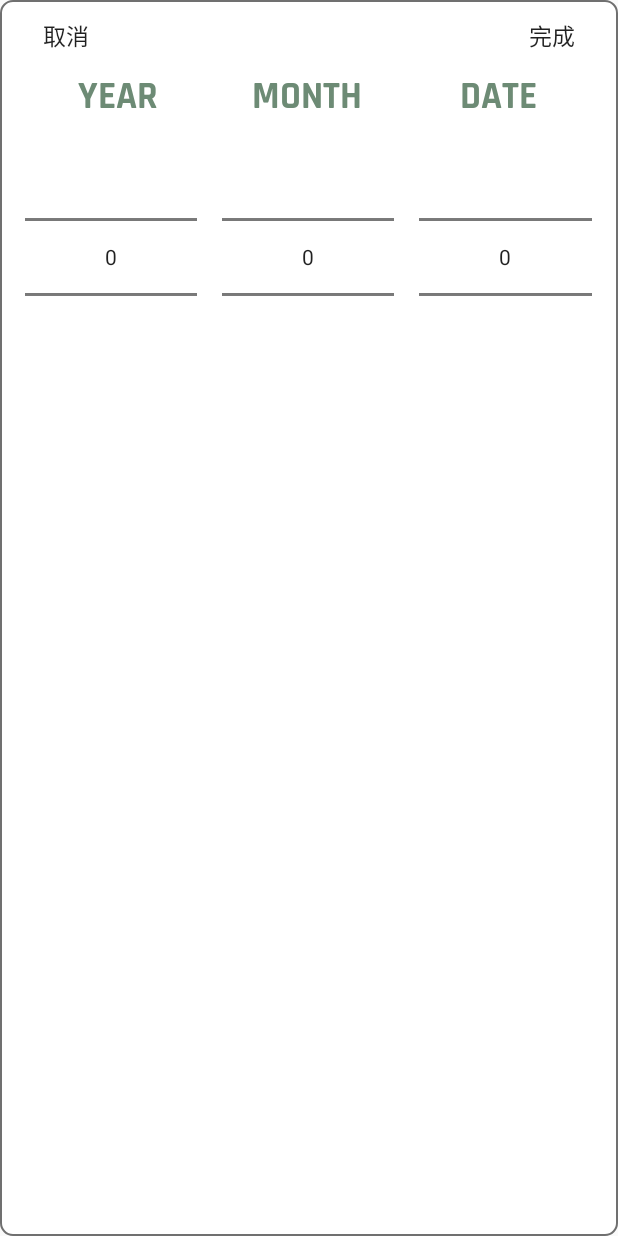
After one commit to w94vu06/PPGfingerApp, an Android app: the layout dialog_birth.xml on its own in the app's theme, with its tools: preview values and no code run, on a phone screen of 412 x 824 dp. The commit adds this screen. Run offline under Robolectric (Android 15) with nearby library versions, the light colour scheme and no system bars.

Commit message:
註冊頁的生日選擇變動

```diff
--- /dev/null
+++ b/app/src/main/res/layout/dialog_birth.xml
@@ -0,0 +1,139 @@
+<?xml version="1.0" encoding="utf-8"?>
+<LinearLayout xmlns:android="http://schemas.android.com/apk/res/android"
+    android:layout_width="match_parent"
+    android:layout_height="match_parent"
+    android:background="@drawable/background_record"
+    android:orientation="vertical">
+
+    <RelativeLayout
+        android:layout_width="match_parent"
+        android:layout_height="wrap_content">
+
+        <Button
+            android:id="@+id/btn_birthCancel"
+            android:layout_width="wrap_content"
+            android:layout_height="wrap_content"
+            android:padding="@dimen/dp_0"
+            android:text="取消"
+            android:textSize="@dimen/sp_15"
+            android:background="@null"
+            android:backgroundTint="@null"/>
+
+        <Button
+            android:id="@+id/btn_birthDone"
+            android:layout_width="wrap_content"
+            android:layout_height="wrap_content"
+            android:padding="@dimen/dp_0"
+            android:text="完成"
+            android:textSize="@dimen/sp_15"
+            android:background="@null"
+            android:backgroundTint="@null"
+            android:layout_alignParentEnd="true"/>
+
+    </RelativeLayout>
+
+    <LinearLayout
+        android:layout_width="match_parent"
+        android:layout_height="wrap_content"
+        android:orientation="horizontal">
+
+        <Space
+            android:layout_width="0dp"
+            android:layout_height="wrap_content"
+            android:layout_weight="0.1"/>
+
+        <TextView
+            android:id="@+id/txt_birthY"
+            android:layout_width="0dp"
+            android:layout_height="wrap_content"
+            android:layout_weight="0.3"
+            android:gravity="center"
+            android:text="YEAR"
+            android:textSize="@dimen/sp_25"
+            android:textColor="@color/green"
+            android:fontFamily="@font/rajdhani_bold"/>
+
+        <Space
+            android:layout_width="0dp"
+            android:layout_height="wrap_content"
+            android:layout_weight="0.1"/>
+
+        <TextView
+            android:id="@+id/txt_birthM"
+            android:layout_width="0dp"
+            android:layout_height="wrap_content"
+            android:layout_weight="0.3"
+            android:gravity="center"
+            android:text="MONTH"
+            android:textSize="@dimen/sp_25"
+            android:textColor="@color/green"
+            android:fontFamily="@font/rajdhani_bold"/>
+
+        <Space
+            android:layout_width="0dp"
+            android:layout_height="wrap_content"
+            android:layout_weight="0.1"/>
+
+        <TextView
+            android:id="@+id/txt_birthD"
+            android:layout_width="0dp"
+            android:layout_height="wrap_content"
+            android:layout_weight="0.3"
+            android:gravity="center"
+            android:text="DATE"
+            android:textSize="@dimen/sp_25"
+            android:textColor="@color/green"
+            android:fontFamily="@font/rajdhani_bold"/>
+
+        <Space
+            android:layout_width="0dp"
+            android:layout_height="wrap_content"
+            android:layout_weight="0.1"/>
+
+    </LinearLayout>
+
+    <LinearLayout
+        android:layout_width="match_parent"
+        android:layout_height="wrap_content">
+
+        <Space
+            android:layout_width="0dp"
+            android:layout_height="wrap_content"
+            android:layout_weight="0.1"/>
+
+        <NumberPicker
+            android:id="@+id/np_birthY"
+            android:layout_width="wrap_content"
+            android:layout_height="wrap_content"
+            android:layout_weight="0.3"/>
+
+        <Space
+            android:layout_width="0dp"
+            android:layout_height="wrap_content"
+            android:layout_weight="0.1"/>
+
+        <NumberPicker
+            android:id="@+id/np_birthM"
+            android:layout_width="wrap_content"
+            android:layout_height="wrap_content"
+            android:layout_weight="0.3"/>
+
+        <Space
+            android:layout_width="0dp"
+            android:layout_height="wrap_content"
+            android:layout_weight="0.1"/>
+
+        <NumberPicker
+            android:id="@+id/np_birthD"
+            android:layout_width="wrap_content"
+            android:layout_height="wrap_content"
+            android:layout_weight="0.3"/>
+
+        <Space
+            android:layout_width="0dp"
+            android:layout_height="wrap_content"
+            android:layout_weight="0.1"/>
+
+    </LinearLayout>
+
+</LinearLayout>
```
Also changed, not shown: app/src/main/java/com/example/myapplication/SignUpActivity.java (+103 -29 lines).
